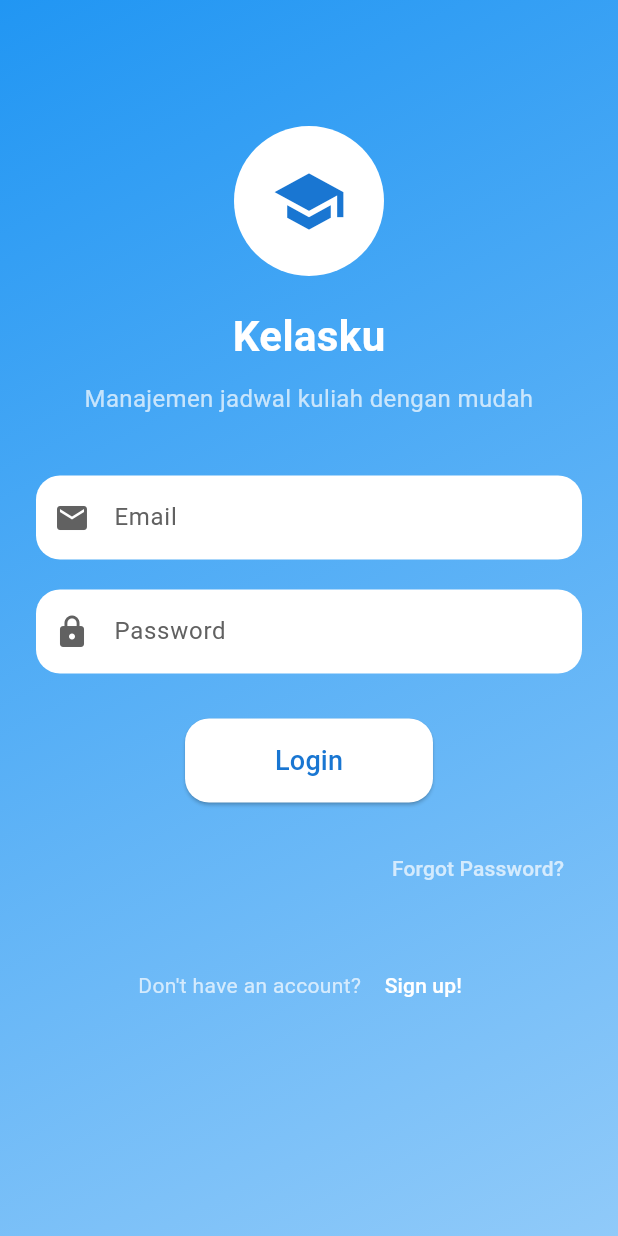
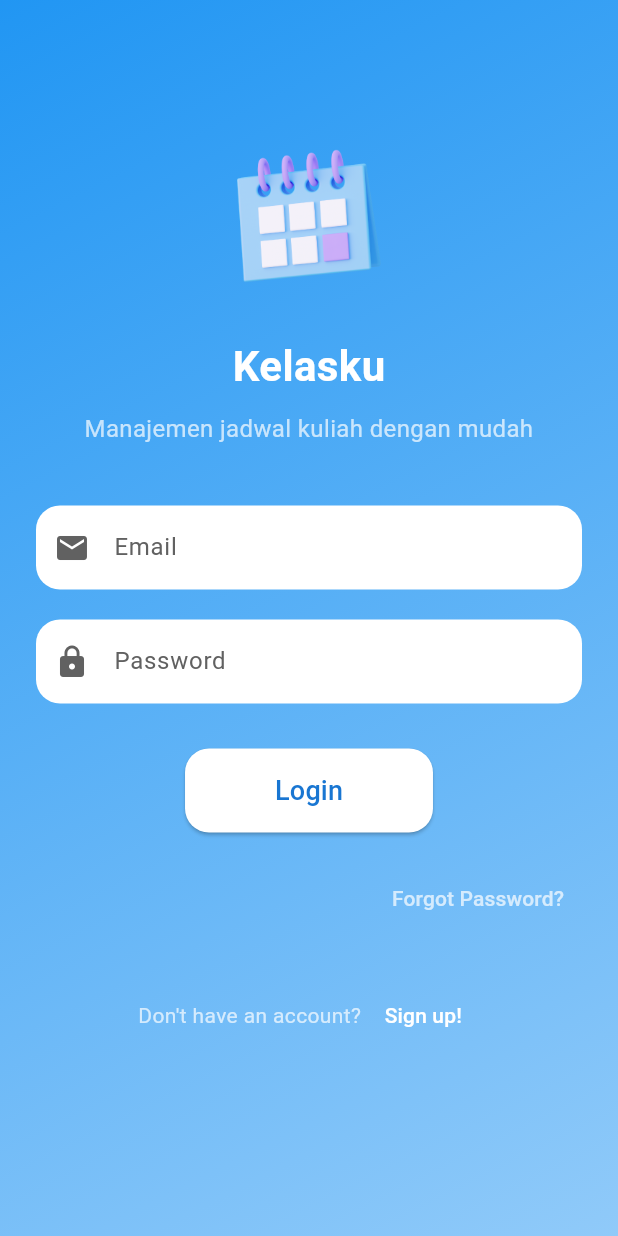
Before and after one commit to lioneladitya/aplikasi-jadwal-kuliah, a Flutter app: the screen it shows after launch, on a phone screen of 412 x 824 dp. Run offline on Flutter 3.47's test engine with Material 3 defaults, Android fonts, the phone set to English and light mode, and no system bars; our stand-ins replace cloud_firestore, firebase_auth, firebase_core, get; accounts and stored records are empty.

Commit message:
menganti logo aplikasi di menu login

```diff
--- a/lib/app/modules/login/views/login_view.dart
+++ b/lib/app/modules/login/views/login_view.dart
@@ -28,14 +28,10 @@ class LoginView extends GetView<LoginController> {
               children: [
                 const SizedBox(height: 60),
                 // Logo Aplikasi
-                CircleAvatar(
-                  radius: 50,
-                  backgroundColor: Colors.white,
-                  child: Icon(
-                    Icons.school,
-                    color: Colors.blue.shade700,
-                    size: 50,
-                  ),
+                Image.asset(
+                  "assets/images/sc_logo.png",
+                  height: 120,
+                  width: 120,
                 ),
                 const SizedBox(height: 20),
                 Text(
```
